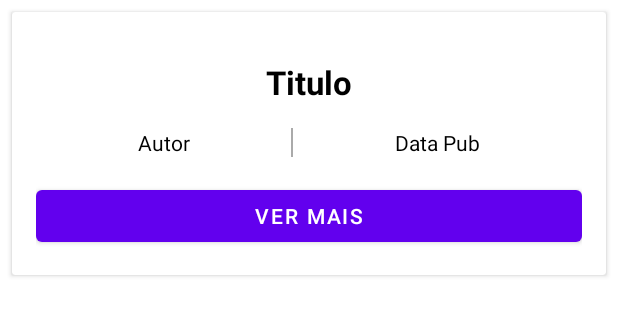
After one commit to viniciusns94/KFeedReader, an Android app: the layout item_list.xml on its own in the app's theme, with its tools: preview values and no code run, on a phone screen of 412 x 824 dp. The commit adds this screen. Shown: the top 316 px of the screen. Run offline under Robolectric (Android 15) with nearby library versions, the phone set to English and light mode, and no system bars.

Commit message:
Criação de layouts

```diff
--- a/app/build.gradle
+++ b/app/build.gradle
@@ -5,12 +5,12 @@ plugins {
 
 android {
     namespace 'viniciuskotlin.com.kfeedreader'
-    compileSdk 32
+    compileSdk 33
 
     defaultConfig {
         applicationId "viniciuskotlin.com.kfeedreader"
         minSdk 23
-        targetSdk 32
+        targetSdk 33
         versionCode 1
         versionName "1.0"
 
@@ -34,10 +34,12 @@ android {
 
 dependencies {
 
-    implementation 'androidx.core:core-ktx:1.7.0'
+    implementation 'androidx.core:core-ktx:1.9.0'
     implementation 'androidx.appcompat:appcompat:1.5.1'
     implementation 'com.google.android.material:material:1.7.0'
     implementation 'androidx.constraintlayout:constraintlayout:2.1.4'
+    implementation 'androidx.recyclerview:recyclerview:1.2.1'
+    implementation 'androidx.cardview:cardview:1.0.0'
     testImplementation 'junit:junit:4.13.2'
     androidTestImplementation 'androidx.test.ext:junit:1.1.3'
     androidTestImplementation 'androidx.test.espresso:espresso-core:3.4.0'
--- a/app/src/main/res/layout/activity_main.xml
+++ b/app/src/main/res/layout/activity_main.xml
@@ -1,18 +1,13 @@
 <?xml version="1.0" encoding="utf-8"?>
-<androidx.constraintlayout.widget.ConstraintLayout xmlns:android="http://schemas.android.com/apk/res/android"
-    xmlns:app="http://schemas.android.com/apk/res-auto"
+<LinearLayout xmlns:android="http://schemas.android.com/apk/res/android"
     xmlns:tools="http://schemas.android.com/tools"
     android:layout_width="match_parent"
     android:layout_height="match_parent"
+    android:orientation="vertical"
     tools:context=".MainActivity">
 
-    <TextView
-        android:layout_width="wrap_content"
-        android:layout_height="wrap_content"
-        android:text="Hello World!"
-        app:layout_constraintBottom_toBottomOf="parent"
-        app:layout_constraintEnd_toEndOf="parent"
-        app:layout_constraintStart_toStartOf="parent"
-        app:layout_constraintTop_toTopOf="parent" />
-
-</androidx.constraintlayout.widget.ConstraintLayout>
+    <androidx.recyclerview.widget.RecyclerView
+        android:id="@+id/activitymain_recyclerview"
+        android:layout_width="match_parent"
+        android:layout_height="wrap_content"/>
+</LinearLayout>
--- /dev/null
+++ b/app/src/main/res/layout/item_list.xml
@@ -0,0 +1,73 @@
+<?xml version="1.0" encoding="utf-8"?>
+<androidx.cardview.widget.CardView xmlns:android="http://schemas.android.com/apk/res/android"
+    xmlns:tools="http://schemas.android.com/tools"
+    android:layout_width="match_parent"
+    android:layout_height="wrap_content"
+    android:layout_margin="8dp"
+    tools:context=".MainActivity">
+
+    <LinearLayout
+        android:layout_width="match_parent"
+        android:layout_height="175dp"
+        android:adjustViewBound="false"
+        android:scaleType="centerCrop"
+        android:orientation="vertical"
+        android:padding="16dp">
+
+        <TextView
+            android:id="@+id/itemlist_textview_titulo"
+            android:layout_width="match_parent"
+            android:layout_height="wrap_content"
+            android:layout_marginTop="16dp"
+            android:text="Titulo"
+            android:textAlignment="center"
+            android:textAppearance="?android:textAppearanceLarge"
+            android:textColor="@color/black"
+            android:textStyle="bold" />
+
+        <TableLayout
+            android:layout_width="match_parent"
+            android:layout_height="wrap_content"
+            android:layout_marginTop="16dp"
+            android:stretchColumns="0,2"
+            android:orientation="horizontal">
+
+            <TableRow
+                android:layout_width="match_parent"
+                android:layout_height="wrap_content"
+                android:gravity="center">
+
+                <TextView
+                    android:id="@+id/itemlist_textview_autor"
+                    android:layout_width="match_parent"
+                    android:layout_height="wrap_content"
+                    android:text="Autor"
+                    android:textAlignment="center"
+                    android:textAppearance="?android:textAppearanceSmall"
+                    android:textColor="@color/black" />
+
+                <View android:layout_width="1dp"
+                    android:layout_height="match_parent"
+                    android:background="@android:color/darker_gray"/>
+
+                <TextView
+                    android:id="@+id/itemlist_textview_data"
+                    android:layout_width="match_parent"
+                    android:layout_height="wrap_content"
+                    android:textAlignment="center"
+                    android:text="Data Pub"
+                    android:textAppearance="?android:textAppearanceSmall"
+                    android:textColor="@color/black" />
+
+            </TableRow>
+        </TableLayout>
+
+        <Button
+            android:id="@+id/itemlist_button_vermais"
+            android:layout_width="match_parent"
+            android:layout_height="match_parent"
+            android:layout_marginTop="16dp"
+            android:text="@string/button_itemlist_vermais"
+            android:textColor="@android:color/white"/>
+    </LinearLayout>
+</androidx.cardview.widget.CardView>
--- a/app/src/main/res/values/strings.xml
+++ b/app/src/main/res/values/strings.xml
@@ -1,3 +1,4 @@
 <resources>
     <string name="app_name">KFeedReader</string>
+    <string name="button_itemlist_vermais">Ver Mais</string>
 </resources>
```
